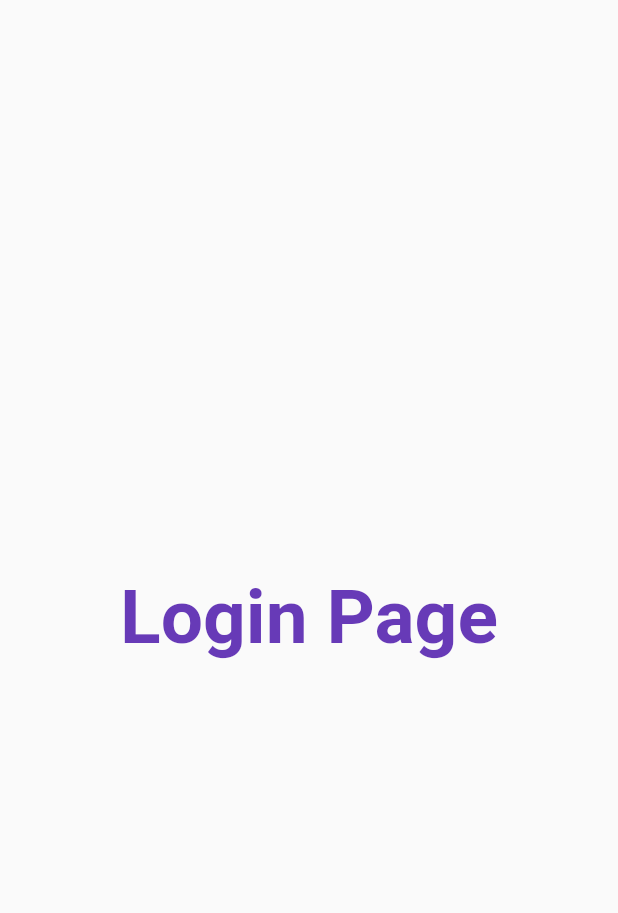
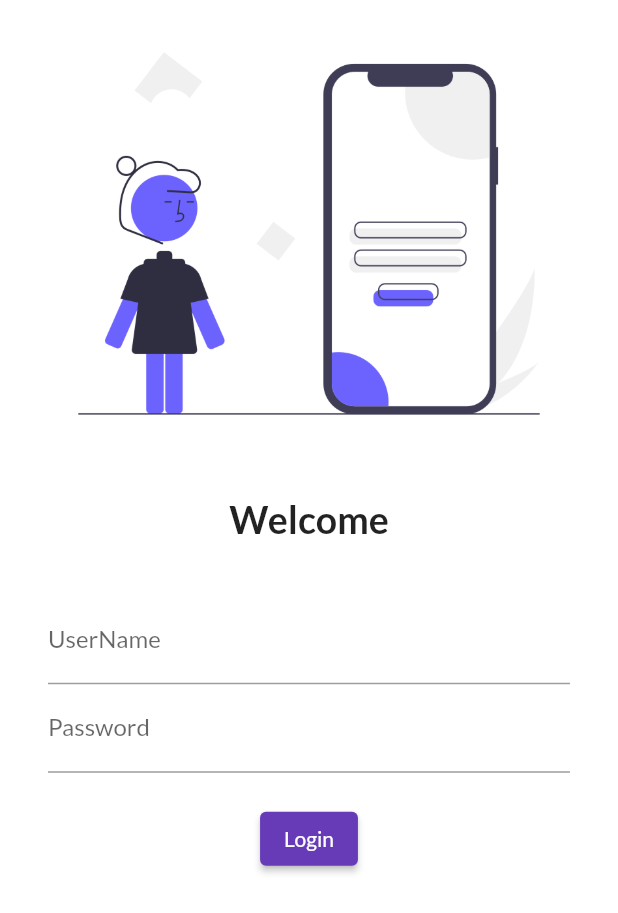
Before and after one commit to XArchangel1/Flutter-Beginner, a Flutter app: the screen it shows after launch, on a phone screen of 412 x 824 dp. Shown: the top 913 px of the screen. Run offline on Flutter 3.47's test engine with Material 2 defaults, Android fonts, the phone set to English and light mode, and no system bars; our stand-ins replace google_fonts.

Commit message:
Day 3 completed

```diff
--- a/first_app/lib/loginPage.dart
+++ b/first_app/lib/loginPage.dart
@@ -6,16 +6,55 @@ class LoginPage extends StatelessWidget {
   @override
   Widget build(BuildContext context) {
     return Material(
-      child:Center(
-        child: Text(
-          "Login Page",
-          style: TextStyle(
-            fontSize: 50,
-            color: Colors.deepPurple,
-            fontWeight: FontWeight.bold,
+      color: Colors.white,
+      child: Column(
+        children: [
+          Image.asset("assets/images/login_page.png", fit: BoxFit.cover),
+          SizedBox(
+            height: 20.0,
           ),
-        ),
-      )
+          Text(
+            "Welcome",
+            style: TextStyle(
+              fontSize: 25,
+              fontWeight: FontWeight.bold,
+            ),
+          ),
+          SizedBox(
+            height: 20.0,
+          ),
+          Padding(
+            padding: const EdgeInsets.symmetric(vertical: 16, horizontal: 32),
+            child: Column(
+              children: [
+                TextFormField(
+                  decoration: InputDecoration(
+                    hintText: "Enter Username",
+                    labelText: "UserName",
+                  ),
+                ),
+                TextFormField(
+                  obscureText: true,
+                  decoration: InputDecoration(
+                    hintText: "Enter Password",
+                    labelText: "Password",
+                  ),
+                ),
+                SizedBox(
+                  height: 20.0,
+                ),
+                ElevatedButton(
+                  child: Text("Login"),
+                  style: TextButton.styleFrom(),
+                  onPressed: () {
+                    print("Hi User you are in my world");
+                  },
+                )
+              ],
+            ),
+          ),
+        ],
+      ),
     );
   }
 }
--- a/first_app/lib/main.dart
+++ b/first_app/lib/main.dart
@@ -1,6 +1,7 @@
 import 'package:first_app/homepage.dart';
 import 'package:flutter/material.dart';
 import 'package:first_app/loginPage.dart';
+import 'package:google_fonts/google_fonts.dart';
 
 void main() {
   runApp(MyApp());
@@ -13,7 +14,10 @@ class MyApp extends StatelessWidget {
   Widget build(BuildContext context) {
     return MaterialApp(
       themeMode: ThemeMode.light,
-      theme: ThemeData(primarySwatch: Colors.deepPurple),
+      theme: ThemeData(
+        primarySwatch: Colors.deepPurple,
+        fontFamily: GoogleFonts.lato().fontFamily,
+        ),
       darkTheme: ThemeData(brightness: Brightness.dark),
 
       routes: {
```
Also changed, not shown: first_app/pubspec.yaml (+4 -3 lines), first_app/assets/images/login_page.png (added), first_app/pubspec.lock, 1 other file.
